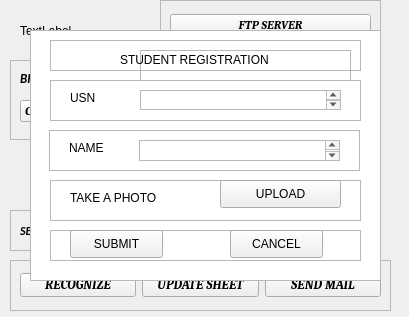
Above: FacesRecognition.ui from nitin-vk/face-recognition-based-attendance before the change. Below: the same form after it.
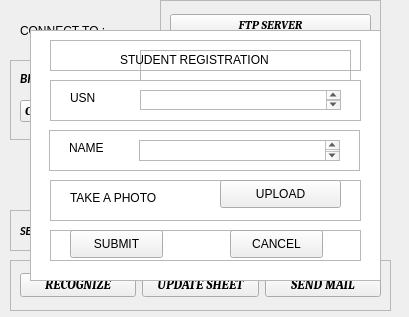
That is the form after the change.

The edit to the form file:
```diff
--- a/FacesRecognition.ui
+++ b/FacesRecognition.ui
@@ -674,7 +674,7 @@
     </rect>
    </property>
    <property name="text">
-    <string>TextLabel</string>
+    <string>CONNECT TO :</string>
    </property>
   </widget>
   <widget class="QListWidget" name="regisWidget">
```
